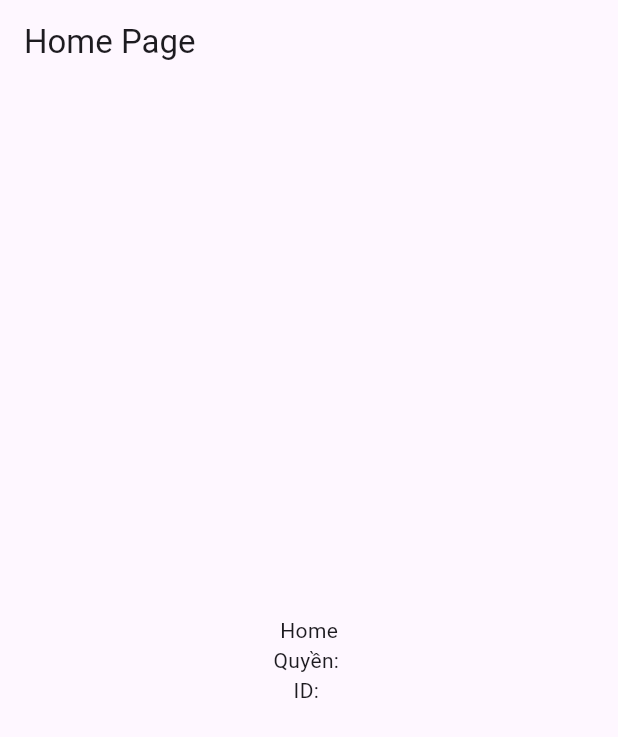
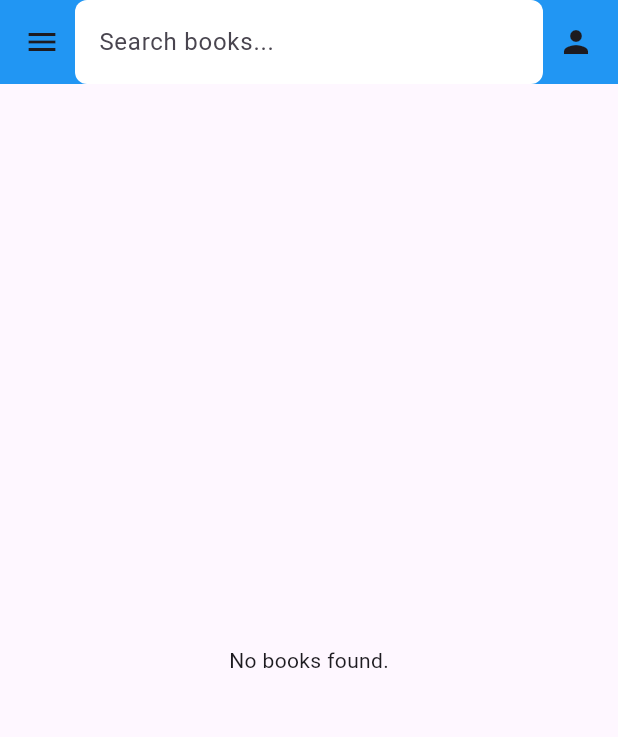
Before and after one commit to ThongThien/book-store-app, a Flutter app: the HomePage screen opened directly, on a phone screen of 412 x 824 dp. Shown: the top 737 px of the screen. Run offline on Flutter 3.47's test engine with Material 3 defaults, Android fonts, the phone set to English and light mode, and no system bars; our stand-ins replace get, supabase_flutter; accounts and stored records are empty.

Commit message:
Home UI done

```diff
--- a/lib/controller/login_controller.dart
+++ b/lib/controller/login_controller.dart
@@ -26,7 +26,6 @@ class LoginController {
       if (response != null) {
         final role = response['role'];
         final id = response['id'].toString();
-
         // Lưu thông tin vào UserProvider
         Provider.of<UserProvider>(context, listen: false).setUser(role, id);
       } else {
--- a/lib/main.dart
+++ b/lib/main.dart
@@ -1,3 +1,4 @@
+import 'package:book_store/view/home.dart';
 import 'package:flutter/material.dart';
 import 'package:supabase_flutter/supabase_flutter.dart';
 import 'view/login.dart';
@@ -26,7 +27,7 @@ class MyApp extends StatelessWidget {
     return MaterialApp(
       title: 'Book Store',
       theme: ThemeData(primarySwatch: Colors.blue),
-      home: LoginPage(),
+      home: HomePage(),
     );
   }
 }
--- a/lib/model/book.dart
+++ b/lib/model/book.dart
@@ -0,0 +1,61 @@
+class Book {
+  final int id;
+  final String nameBook;
+  final DateTime publicationDate;
+  final String author;
+  final String publisher;
+  final String category;
+  final double price;
+  final String description;
+  final int stock_quantity;
+  final String image;
+  final String language;
+
+  const Book({
+    required this.id,
+    required this.nameBook,
+    required this.publicationDate,
+    required this.author,
+    required this.publisher,
+    required this.category,
+    required this.price,
+    required this.description,
+    required this.stock_quantity,
+    required this.image,
+    required this.language,
+  });
+
+  // Chuyển đối tượng Book thành Map (dùng cho lưu vào cơ sở dữ liệu)
+  Map<String, dynamic> toMap() {
+    return {
+      'id': id,
+      'nameBook': nameBook,
+      'publicationDate': publicationDate.toIso8601String(), // Chuyển DateTime sang String ISO8601
+      'author': author,
+      'publisher': publisher,
+      'category': category,
+      'price': price,
+      'description': description,
+      'stock_quantity': stock_quantity,
+      'image': image,
+      'language': language,
+    };
+  }
+
+  // Tạo đối tượng Book từ Map (dùng cho truy vấn cơ sở dữ liệu)
+  factory Book.fromMap(Map<String, dynamic> map) {
+    return Book(
+      id: map['id'] as int,
+      nameBook: map['nameBook'] as String,
+      publicationDate: DateTime.parse(map['publicationDate']),
+      author: map['author'] as String,
+      publisher: map['publisher'] as String,
+      category: map['category'] as String,
+      price: map['price'] is int ? (map['price'] as int).toDouble() : map['price'] as double, // Đảm bảo chuyển từ int sang double nếu cần
+      description: map['description'] as String,
+      stock_quantity: map['stock_quantity'] as int,
+      image: map['image'] as String,
+      language: map['language'] as String,
+    );
+  }
+}
--- a/lib/view/home.dart
+++ b/lib/view/home.dart
@@ -1,23 +1,142 @@
+import 'package:book_store/controller/book_controller.dart';
 import 'package:flutter/material.dart';
+import 'package:get/get.dart';
+import 'package:get/get_core/src/get_main.dart';
 import 'package:provider/provider.dart';
-import '../provider/user_provider.dart';
+import '../model/book.dart';
+import 'details.dart';
 
-class HomePage extends StatelessWidget {
+class HomePage extends StatefulWidget {
+  const HomePage({super.key});
+
+  @override
+  State<HomePage> createState() => _HomePageState();
+}
+
+class _HomePageState extends State<HomePage> {
+  final BookController _controller = BookController();
+  late Future<List<Book>> _bookFuture;
+
+  @override
+  void initState() {
+    super.initState();
+    _bookFuture = _controller.Book_Snapshot();
+  }
+
   @override
   Widget build(BuildContext context) {
-    final userProvider = Provider.of<UserProvider>(context);
-
     return Scaffold(
-      appBar: AppBar(title: const Text('Home Page')),
-      body: Center(
-        child: Column(
-          mainAxisAlignment: MainAxisAlignment.center,
+      appBar: AppBar(
+        backgroundColor: Colors.blue,
+        title: Row(
           children: [
-            Text('Home'),
-            Text('Quyền: ${userProvider.role}'),
-            Text('ID: ${userProvider.id}'),
+            const Icon(Icons.menu),
+            Expanded(
+              child: Padding(
+                padding: const EdgeInsets.symmetric(horizontal: 10.0),
+                child: TextField(
+                  onChanged: (value) {},
+                  decoration: InputDecoration(
+                    hintText: 'Search books...',
+                    filled: true,
+                    fillColor: Colors.white,
+                    border: OutlineInputBorder(
+                      borderRadius: BorderRadius.circular(8.0),
+                      borderSide: BorderSide.none,
+                    ),
+                  ),
+                ),
+              ),
+            ),
+            const Icon(Icons.person),
           ],
         ),
+      ),
+      body: FutureBuilder<List<Book>>(
+        future: _bookFuture,
+        builder: (context, snapshot) {
+          if (snapshot.connectionState == ConnectionState.waiting) {
+            return const Center(child: CircularProgressIndicator());
+          } else if (snapshot.hasError) {
+            return Center(child: Text("Error: ${snapshot.error}"));
+          } else if (!snapshot.hasData || snapshot.data!.isEmpty) {
+            return const Center(child: Text("No books found."));
+          }
+
+          final books = snapshot.data!;
+
+          return Padding(
+            padding: const EdgeInsets.all(10.0),
+            child: GridView.builder(
+              gridDelegate: const SliverGridDelegateWithFixedCrossAxisCount(
+                crossAxisCount: 2, // Số cột trong grid
+                crossAxisSpacing: 10.0, // Khoảng cách ngang giữa các ô
+                mainAxisSpacing: 10.0, // Khoảng cách dọc giữa các ô
+                childAspectRatio: 0.6, // Tỉ lệ giữa chiều rộng và chiều cao
+              ),
+              itemCount: books.length,
+              itemBuilder: (context, index) {
+                final book = books[index];
+                return GestureDetector(
+                  onTap: () {
+                    Get.to(BookDetailsPage());
+                  },
+                  child: Container(
+                    decoration: BoxDecoration(
+                      border: Border.all(color: Colors.grey.shade300),
+                      borderRadius: BorderRadius.circular(10),
+                    ),
+                    child: Column(
+                      mainAxisAlignment: MainAxisAlignment.center,
+                      // Căn giữa nội dung trong ô
+                      children: [
+                        Expanded(
+                          flex: 7, // Tỉ lệ không gian cho ảnh
+                          child: Padding(
+                            padding: const EdgeInsets.all(8.0),
+                            child: Image.network(
+                              book.image,
+                              fit: BoxFit.contain, // Giữ nguyên tỉ lệ ảnh
+                            ),
+                          ),
+                        ),
+                        Expanded(
+                          flex: 3, // Tỉ lệ không gian cho text
+                          child: Padding(
+                            padding:
+                                const EdgeInsets.symmetric(horizontal: 8.0),
+                            child: Column(
+                              mainAxisAlignment: MainAxisAlignment.center,
+                              children: [
+                                Text(
+                                  book.nameBook,
+                                  textAlign: TextAlign.center,
+                                  style: const TextStyle(
+                                    fontWeight: FontWeight.bold,
+                                    fontSize: 16,
+                                  ),
+                                ),
+                                const SizedBox(height: 5),
+                                Text(
+                                  '${book.price} VND',
+                                  textAlign: TextAlign.center,
+                                  style: const TextStyle(
+                                    fontSize: 14,
+                                    color: Colors.grey,
+                                  ),
+                                ),
+                              ],
+                            ),
+                          ),
+                        ),
+                      ],
+                    ),
+                  ),
+                );
+              },
+            ),
+          );
+        },
       ),
     );
   }
--- a/lib/view/login.dart
+++ b/lib/view/login.dart
@@ -1,8 +1,7 @@
 import 'package:book_store/view/signUp.dart';
 import 'package:flutter/material.dart';
-import 'package:provider/provider.dart';
 import 'package:book_store/controller/login_controller.dart';
-import 'home.dart'; // Trang chính sau khi đăng nhập
+import 'home.dart';
 
 class LoginPage extends StatefulWidget {
   @override
@@ -33,7 +32,6 @@ class _LoginPageState extends State<LoginPage> {
         password: _passwordController.text.trim(),
         context: context,
       );
-
       // Chuyển hướng đến HomePage
       Navigator.pushReplacement(
         context,
@@ -85,9 +83,7 @@ class _LoginPageState extends State<LoginPage> {
               child: Text('Create an Account'),
             ),
           ],
-
         ),
-
       ),
     );
   }
```
Also changed, not shown: lib/controller/book_controller.dart (+19 -0 lines), lib/controller/signup_controller.dart (+5 -7 lines), lib/view/details.dart (+15 -0 lines).
